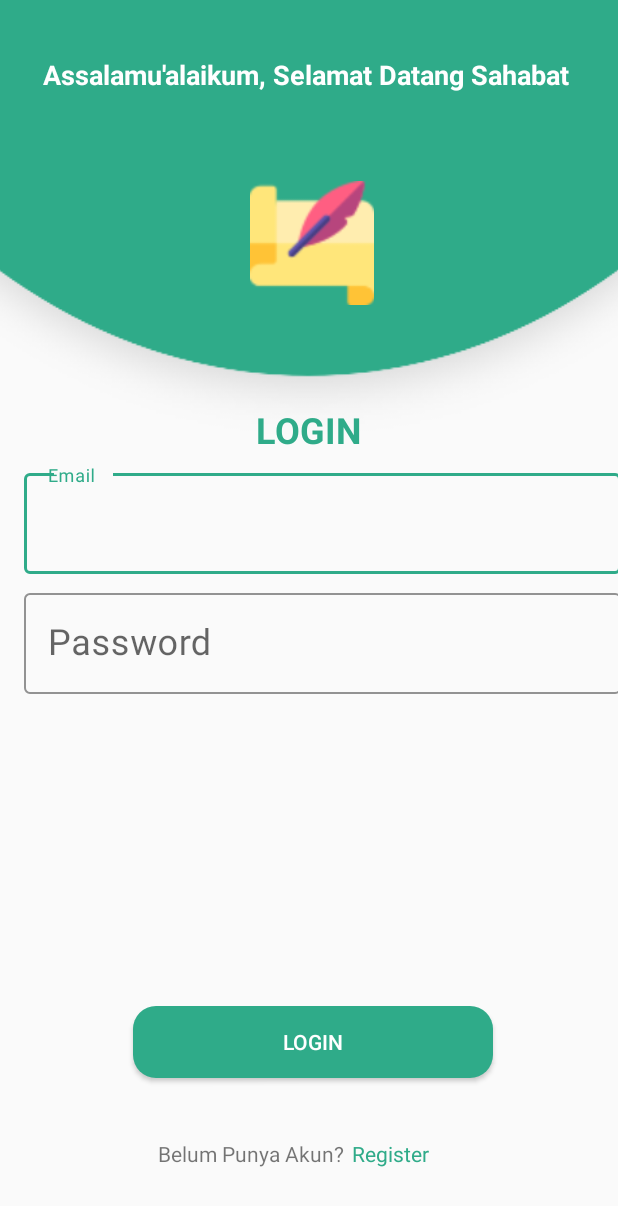
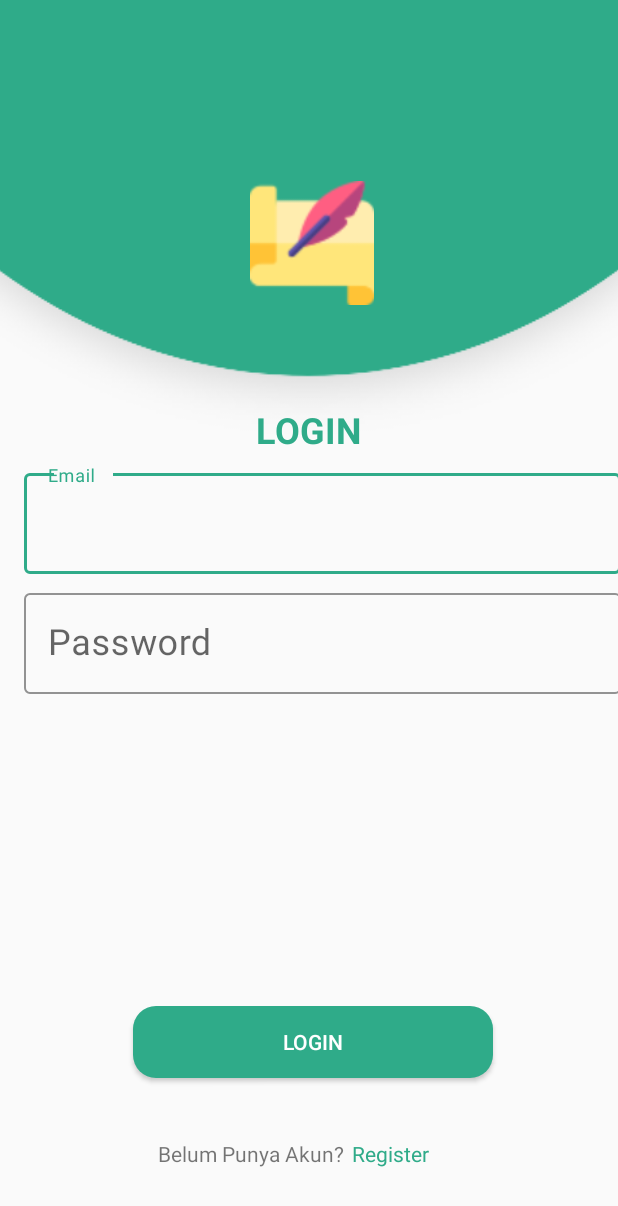
Before and after one commit to AdiatsaPutra/ProjectRaqibAtid, an Android app: the MainActivity screen opened directly, with no data from a screen before it, on a phone screen of 412 x 824 dp. Shown: the top 1206 px of the screen. Run offline under Robolectric (Android 15) with nearby library versions, the phone set to English and light mode, and no system bars; our stand-ins replace Firebase (no records; nobody signed in at launch, a user with empty details on screens opened directly).

Commit message:
InitialCommit3

```diff
--- a/app/src/main/res/layout/activity_main.xml
+++ b/app/src/main/res/layout/activity_main.xml
@@ -28,19 +28,6 @@
         android:layout_marginBottom="300dp"
         android:scaleType="center"
         android:src="@drawable/bgro"></ImageView>
-
-    <TextView
-        android:layout_width="wrap_content"
-        android:layout_height="wrap_content"
-        android:layout_alignParentTop="true"
-        android:layout_alignParentEnd="true"
-        android:layout_centerHorizontal="true"
-        android:layout_marginTop="37dp"
-        android:layout_marginEnd="32dp"
-        android:text="Assalamu'alaikum, Selamat Datang Sahabat"
-        android:textColor="#fff"
-        android:textSize="18dp"
-        android:textStyle="bold"></TextView>
 
     <TextView
         android:layout_width="wrap_content"
```
Also changed, not shown: 6 other files.
